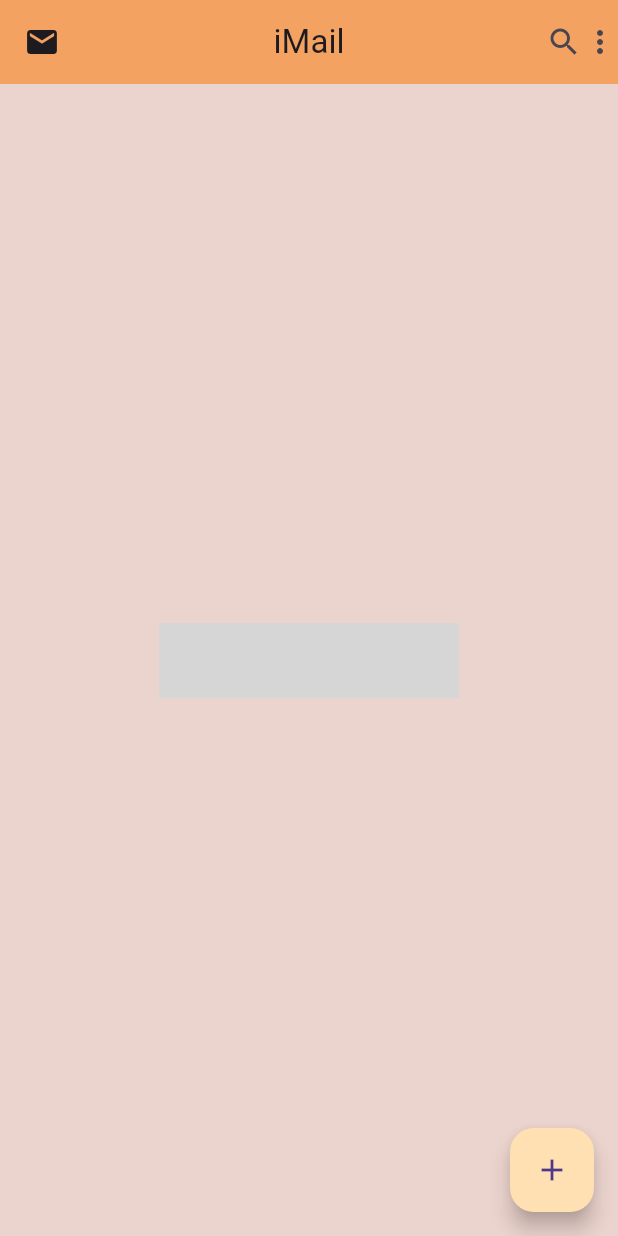
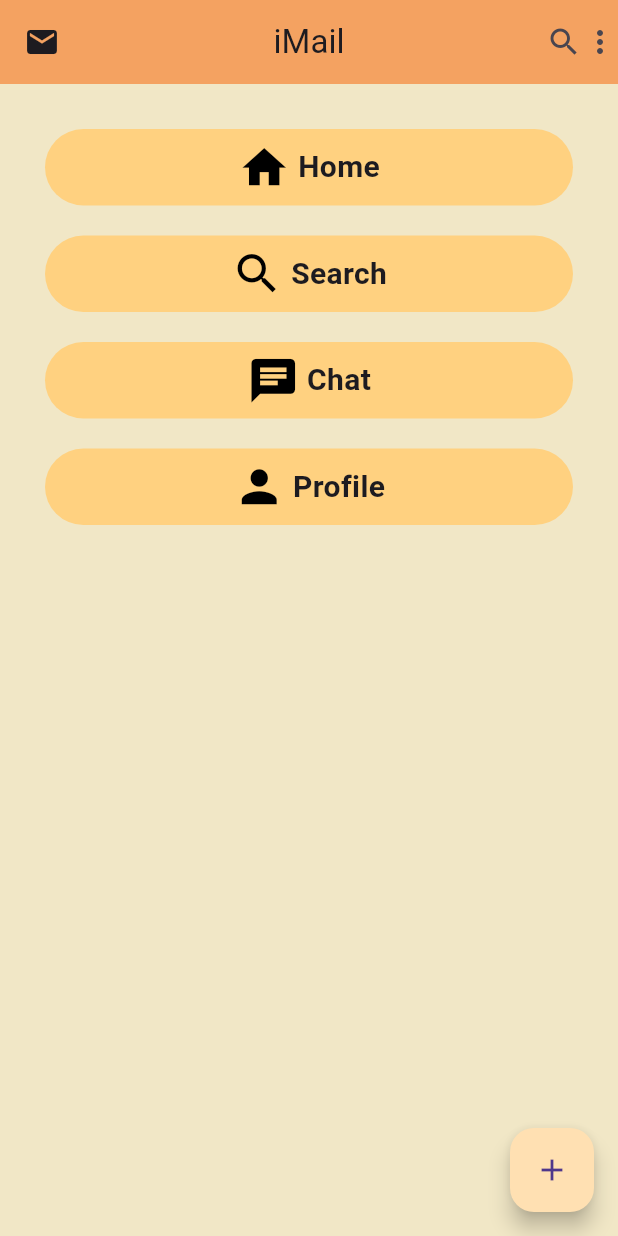
Before and after one commit to crindalwalt/App-Dev-02, a Flutter app: the screen it shows after launch, after a tap on the "add" icon, on a phone screen of 412 x 824 dp. Run offline on Flutter 3.47's test engine with Material 3 defaults, Android fonts, the phone set to English and light mode, and no system bars; grey boxes are pictures that could not be loaded.

Commit message:
rows and column done

```diff
--- a/language/06_functions.dart
+++ b/language/06_functions.dart
@@ -14,7 +14,7 @@ void main() {
   // function call
   // sum(1, 2, 4);total
   // tabler(12);
-  double result = getPercentage(901 );
+  double result = getPercentage(901 ,total: 1200);
   // print("The percentage is ${result}");
 
   getGrades(result);
--- a/lib/main.dart
+++ b/lib/main.dart
@@ -17,29 +17,139 @@ void main() {
             Icon(Icons.more_vert),
           ],
         ),
-        body: Center(
-            child: Container(
-          padding: EdgeInsets.all(10),
+        body: Container(
+          width: double.infinity,
+          height: double.infinity,
+          padding: EdgeInsets.all(20),
+          color: const Color.fromARGB(255, 241, 231, 198),
+          child:  Column(
+            mainAxisSize: MainAxisSize.min,
+            mainAxisAlignment: MainAxisAlignment.start,
+            crossAxisAlignment: CrossAxisAlignment.start,
+            children: [
+              Container(
                 margin: EdgeInsets.all(10),
                 decoration: BoxDecoration(
-            // color: Colors.deepOrange,
-            borderRadius: BorderRadius.circular(12),
-            image: DecorationImage(
-                image: NetworkImage("https://picsum.photos/300/200"),
-                fit: BoxFit.fill,),
+                  color: Colors.orangeAccent[100],
+                  borderRadius: BorderRadius.circular(30),
                 ),
-          width: 200,
-          height: 50,
+                width: double.infinity,
+                padding: EdgeInsets.all(8.0),
                 child: Center(
-            child: Text(
-              "Welcome to iMail",
-              style: TextStyle(
-                color: Colors.white,
-                fontWeight: FontWeight.bold,
+                  child: Row(
+                    mainAxisSize: MainAxisSize.min,
+                    children: [
+                      Icon(
+                        Icons.home,
+                        color: Colors.black,
+                        size: 35,
+                      ),
+                      SizedBox(
+                        width: 5,
+                      ),
+                      Text(
+                        "Home",
+                        style:
+                            TextStyle(fontSize: 20, fontWeight: FontWeight.bold),
+                      ),
+                    ],
                   ),
                 ),
               ),
-        )),
+
+              Container(
+                margin: EdgeInsets.all(10),
+                decoration: BoxDecoration(
+                  color: Colors.orangeAccent[100],
+                  borderRadius: BorderRadius.circular(30),
+                ),
+                width: double.infinity,
+                padding: EdgeInsets.all(8.0),
+                child: Center(
+                  child: Row(
+                    mainAxisSize: MainAxisSize.min,
+                    children: [
+                      Icon(
+                        Icons.search,
+                        color: Colors.black,
+                        size: 35,
+                      ),
+                      SizedBox(
+                        width: 5,
+                      ),
+                      Text(
+                        "Search",
+                        style:
+                            TextStyle(fontSize: 20, fontWeight: FontWeight.bold),
+                      ),
+                    ],
+                  ),
+                ),
+              ),
+
+              Container(
+                margin: EdgeInsets.all(10),
+                decoration: BoxDecoration(
+                  color: Colors.orangeAccent[100],
+                  borderRadius: BorderRadius.circular(30),
+                ),
+                width: double.infinity,
+                padding: EdgeInsets.all(8.0),
+                child: Center(
+                  child: Row(
+                    mainAxisSize: MainAxisSize.min,
+                    children: [
+                      Icon(
+                        Icons.chat,
+                        color: Colors.black,
+                        size: 35,
+                      ),
+                      SizedBox(
+                        width: 5,
+                      ),
+                      Text(
+                        "Chat",
+                        style:
+                            TextStyle(fontSize: 20, fontWeight: FontWeight.bold),
+                      ),
+                    ],
+                  ),
+                ),
+              ),
+
+              Container(
+                margin: EdgeInsets.all(10),
+                decoration: BoxDecoration(
+                  color: Colors.orangeAccent[100],
+                  borderRadius: BorderRadius.circular(30),
+                ),
+                width: double.infinity,
+                padding: EdgeInsets.all(8.0),
+                child: Center(
+                  child: Row(
+                    mainAxisSize: MainAxisSize.min,
+                    children: [
+                      Icon(
+                        Icons.person,
+                        color: Colors.black,
+                        size: 35,
+                      ),
+                      SizedBox(
+                        width: 5,
+                      ),
+                      Text(
+                        "Profile",
+                        style:
+                            TextStyle(fontSize: 20, fontWeight: FontWeight.bold),
+                      ),
+                    ],
+                  ),
+                ),
+              ),
+
+              ],
+          ),
+        ),
         floatingActionButton: FloatingActionButton(
           onPressed: () {},
           child: Icon(Icons.add),
```
Lines whose indentation alone changed are shown as unchanged.
